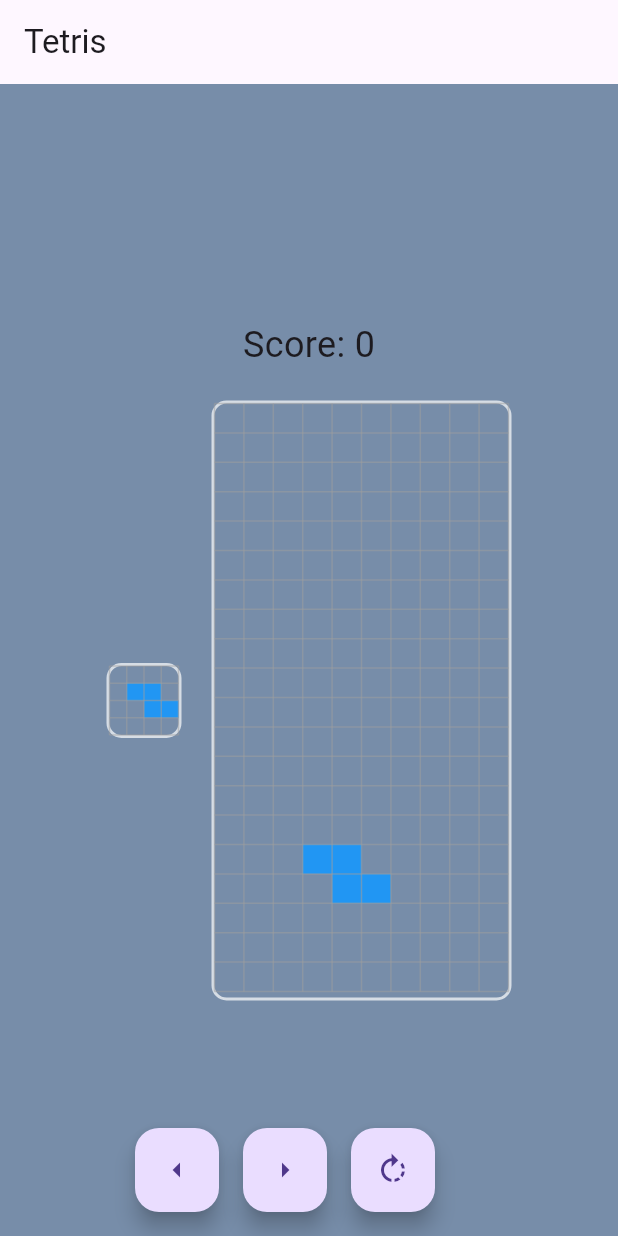
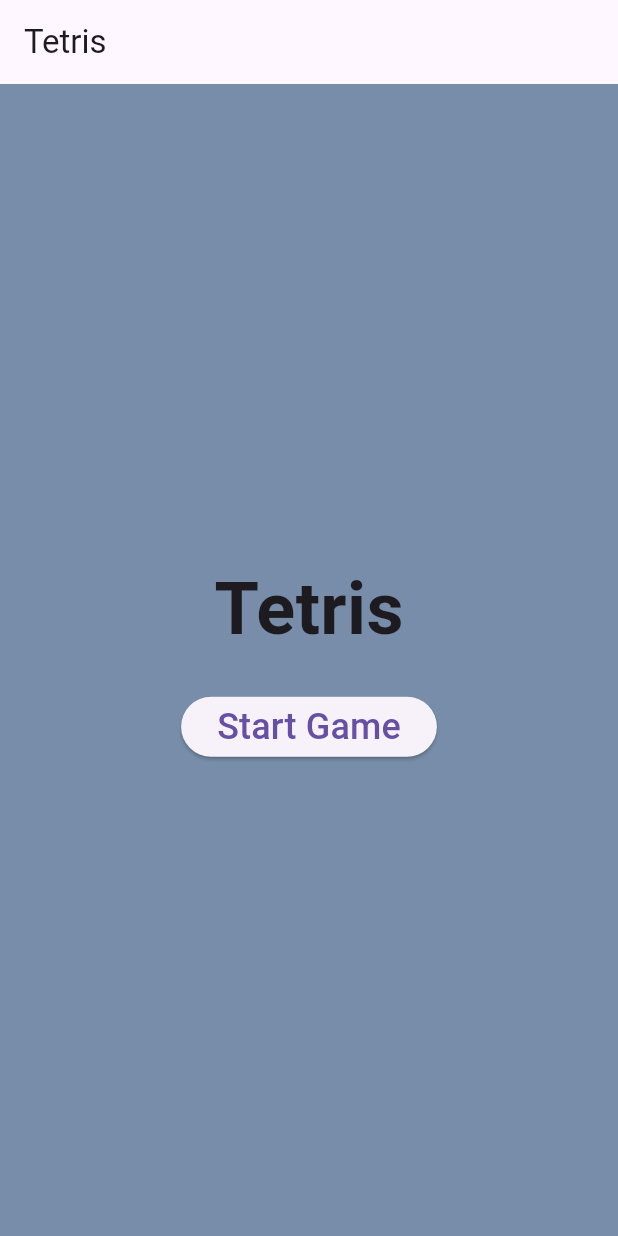
Before and after one commit to TymonPawelczyk/Tetris, a Flutter app: the screen it shows after launch, on a phone screen of 412 x 824 dp. Run offline on Flutter 3.47's test engine with Material 3 defaults, Android fonts, the phone set to English and light mode, and no system bars.

Commit message:
speed button, starting screen  and some tweaks

```diff
--- a/lib/main.dart
+++ b/lib/main.dart
@@ -89,17 +89,23 @@ class _TetrisGameState extends State<TetrisGame> {
   int score = 0;
   late Timer _timer;
   bool isGameOver = false;
+  bool isGameStarted = false;
 
   @override
   void initState() {
     super.initState();
-    _startGame();
+    _generateNewTetromino();
   }
 
   void _startGame() {
-    nextTetromino = Tetromino.all[Random().nextInt(Tetromino.all.length)];
+    setState(() {
+      isGameStarted = true;
+      isGameOver = false;
+      score = 0;
+      gameBoard = GameBoard();
       _generateNewTetromino();
       _timer = Timer.periodic(Duration(milliseconds: 500), (_) => _tick());
+    });
   }
 
   void _restartGame() {
@@ -112,7 +118,7 @@ class _TetrisGameState extends State<TetrisGame> {
   }
 
   void _generateNewTetromino() {
-    currentTetromino = nextTetromino;
+    currentTetromino = Tetromino.all[Random().nextInt(Tetromino.all.length)];
     nextTetromino = Tetromino.all[Random().nextInt(Tetromino.all.length)];
     currentPosition = Offset(3, 0);
   }
@@ -154,6 +160,7 @@ class _TetrisGameState extends State<TetrisGame> {
         _timer.cancel();
         setState(() {
           isGameOver = true;
+          isGameStarted = false;
         });
       } else {
         _generateNewTetromino();
@@ -209,14 +216,17 @@ class _TetrisGameState extends State<TetrisGame> {
         child: Column(
           mainAxisAlignment: MainAxisAlignment.center,
           children: [
+            if (isGameStarted)
+              Column(
+                children: [
                   Text('Score: $score', style: TextStyle(fontSize: 24)),
                   SizedBox(height: 20),
                   Row(
                     mainAxisAlignment: MainAxisAlignment.center,
                     children: [
                       Container(
-                  width: 50,  // Zmniejszono szerokość kontenera dla następnego bloku
-                  height: 50, // Zmniejszono wysokość kontenera dla następnego bloku
+                        width: 50,
+                        height: 50,
                         decoration: BoxDecoration(
                           border: Border.all(color: Colors.white70, width: 2.0),
                           borderRadius: BorderRadius.all(Radius.circular(10.0)),
@@ -225,10 +235,10 @@ class _TetrisGameState extends State<TetrisGame> {
                           painter: NextTetrominoPainter(nextTetromino),
                         ),
                       ),
-                SizedBox(width: 20),
+                      SizedBox(width: 25),
                       Container(
-                  width: GameBoard.width * 20.0,  // Zwiększono szerokość pola gry
-                  height: GameBoard.height * 20.0, // Zwiększono wysokość pola gry
+                        width: GameBoard.width * 28.0,
+                        height: GameBoard.height * 28.0,
                         decoration: BoxDecoration(
                           border: Border.all(color: Colors.white70, width: 2.0),
                           borderRadius: BorderRadius.all(Radius.circular(10.0)),
@@ -243,7 +253,7 @@ class _TetrisGameState extends State<TetrisGame> {
                     Column(
                       children: [
                         SizedBox(height: 20),
-                  Text('Game Over', style: TextStyle(fontSize: 24), selectionColor: Colors.red,),
+                        Text('Game Over', style: TextStyle(fontSize: 24, color: Colors.red)),
                         ElevatedButton(
                           onPressed: _restartGame,
                           child: Text('Restart'),
@@ -252,9 +262,14 @@ class _TetrisGameState extends State<TetrisGame> {
                       ],
                     ),
                 ],
+              )
+            else
+              StartScreen(startGame: _startGame),
+          ],
         ),
       ),
-      floatingActionButton: Row(
+      floatingActionButton: isGameStarted && !isGameOver
+          ? Row(
         mainAxisAlignment: MainAxisAlignment.center,
         children: [
           FloatingActionButton(
@@ -270,6 +285,35 @@ class _TetrisGameState extends State<TetrisGame> {
           FloatingActionButton(
             onPressed: _rotate,
             child: Icon(Icons.rotate_right),
+          ),
+          SizedBox(width: 16),
+          FloatingActionButton(
+            onPressed: _tick,
+            child: Icon(Icons.arrow_downward),
+          ),
+        ],
+      )
+          : null,
+    );
+  }
+}
+
+class StartScreen extends StatelessWidget {
+  final VoidCallback startGame;
+
+  StartScreen({required this.startGame});
+
+  @override
+  Widget build(BuildContext context) {
+    return Center(
+      child: Column(
+        mainAxisAlignment: MainAxisAlignment.center,
+        children: [
+          Text('Tetris', style: TextStyle(fontSize: 48, fontWeight: FontWeight.bold)),
+          SizedBox(height: 20),
+          ElevatedButton(
+            onPressed: startGame,
+            child: Text('Start Game', style: TextStyle(fontSize: 24)),
           ),
         ],
       ),
@@ -355,7 +399,7 @@ class NextTetrominoPainter extends CustomPainter {
 
     // Rysowanie następnego bloku
     for (Offset offset in nextTetromino.shape) {
-      int x = (offset.dx + 1).toInt(); // Centruj blok w oknie
+      int x = (offset.dx).toInt(); // Centruj blok w oknie
       int y = (offset.dy + 1).toInt(); // Centruj blok w oknie
       canvas.drawRect(
         Rect.fromLTWH(x * cellSize, y * cellSize, cellSize, cellSize),
```
Lines whose indentation alone changed are shown as unchanged.
